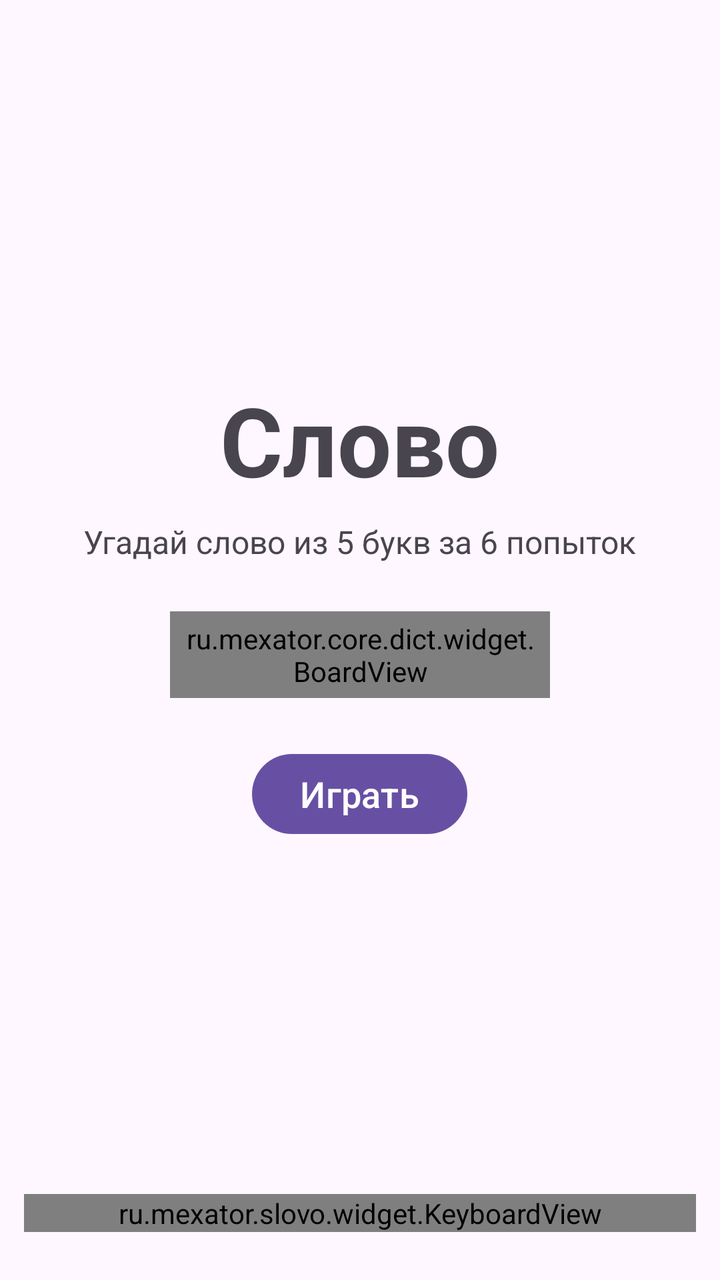
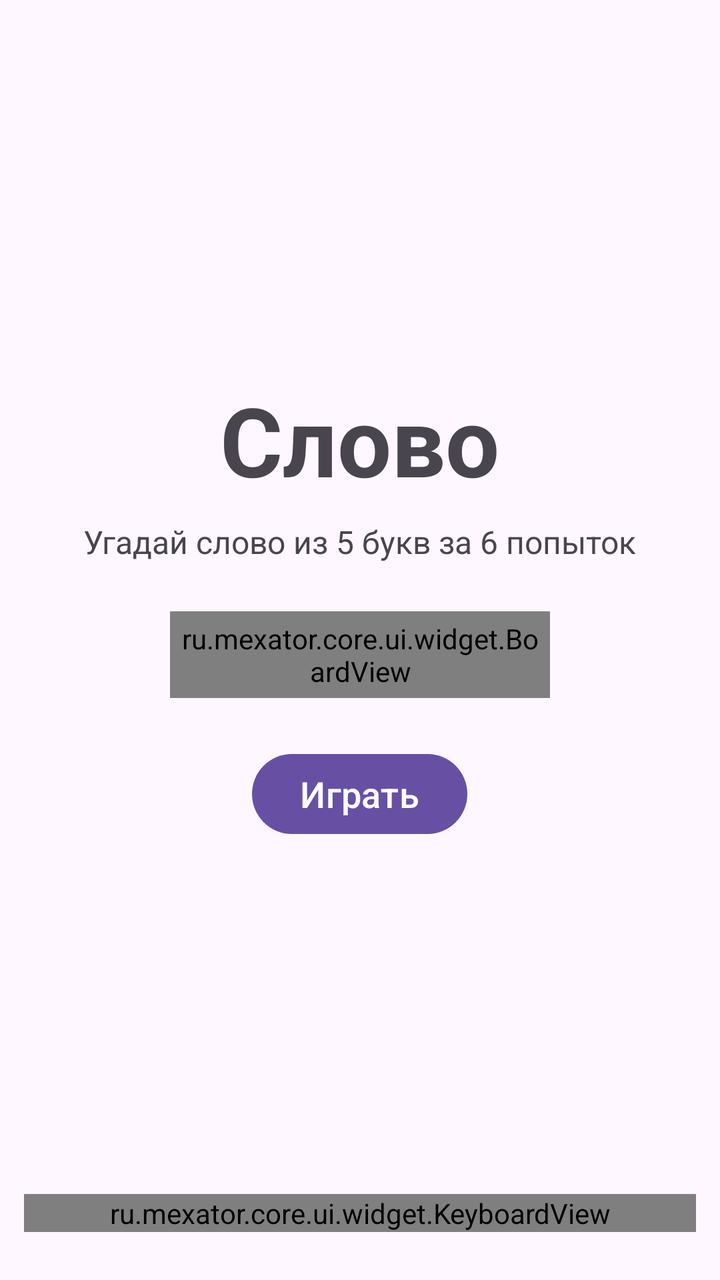

Compare the two renders of this Android layout. The source of the first and the diff that turns it into the second are given below.
<!-- AndroidManifest.xml: application theme Theme.Slovo -->
<!-- res/layout/scene_start.xml -->
<?xml version="1.0" encoding="utf-8"?>
<LinearLayout xmlns:android="http://schemas.android.com/apk/res/android"
    xmlns:app="http://schemas.android.com/apk/res-auto"
    android:layout_width="match_parent"
    android:layout_height="match_parent"
    android:orientation="vertical"
    android:padding="12dp">

    
    <Space
        android:layout_width="match_parent"
        android:layout_height="0dp"
        android:layout_weight="1" />

    
    <TextView
        android:id="@+id/title"
        android:layout_width="wrap_content"
        android:layout_height="wrap_content"
        android:layout_gravity="center"
        android:text="@string/app_name"
        android:textSize="48sp"
        android:textStyle="bold" />

    <TextView
        android:id="@+id/subtitle"
        android:layout_width="wrap_content"
        android:layout_height="wrap_content"
        android:layout_gravity="center"
        android:layout_marginTop="8dp"
        android:text="@string/subtitle"
        android:textSize="16sp" />

    
    <ru.mexator.core.dict.widget.BoardView
        android:id="@+id/board_preview"
        android:layout_width="190dp"
        android:layout_height="wrap_content"
        android:layout_gravity="center_horizontal"
        android:layout_marginTop="24dp"
        android:background="#E8E8E8"
        android:padding="4dp"
        android:transitionName="board"
        app:boardRows="6"
        app:boardColumns="5"
        app:boardCellSize="22dp"
        app:boardCellMargin="2dp"
        app:boardCellTextSize="10sp" />

    <Button
        android:id="@+id/play_button"
        android:layout_width="wrap_content"
        android:layout_height="wrap_content"
        android:layout_gravity="center_horizontal"
        android:layout_marginTop="24dp"
        android:text="@string/play"
        android:textSize="18sp" />

    <Space
        android:layout_width="match_parent"
        android:layout_height="0dp"
        android:layout_weight="1" />

    
    <ru.mexator.slovo.widget.KeyboardView
        android:id="@+id/keyboard"
        android:layout_width="match_parent"
        android:layout_height="wrap_content"
        android:layout_marginBottom="12dp"
        android:transitionName="keyboard" />
</LinearLayout>
<!-- resources referenced by this layout -->
<resources>
  <string name="app_name">Слово</string>
  <string name="play">Играть</string>
  <string name="subtitle">Угадай слово из 5 букв за 6 попыток</string>
  <style name="Theme.Slovo" parent="Theme.Material3.Light.NoActionBar">
          <item name="android:windowActivityTransitions">true</item>
      </style>
</resources>

<!-- the commit's change to res/layout/scene_start.xml (unified diff, before → after) -->
@@ -32,13 +32,13 @@
         android:textSize="16sp" />
 
     
-    <ru.mexator.core.dict.widget.BoardView
+    <ru.mexator.core.ui.widget.BoardView
         android:id="@+id/board_preview"
         android:layout_width="190dp"
         android:layout_height="wrap_content"
         android:layout_gravity="center_horizontal"
         android:layout_marginTop="24dp"
-        android:background="#E8E8E8"
+        android:background="@color/board_frame"
         android:padding="4dp"
         android:transitionName="board"
         app:boardRows="6"
@@ -62,7 +62,7 @@
         android:layout_weight="1" />
 
     
-    <ru.mexator.slovo.widget.KeyboardView
+    <ru.mexator.core.ui.widget.KeyboardView
         android:id="@+id/keyboard"
         android:layout_width="match_parent"
         android:layout_height="wrap_content"
